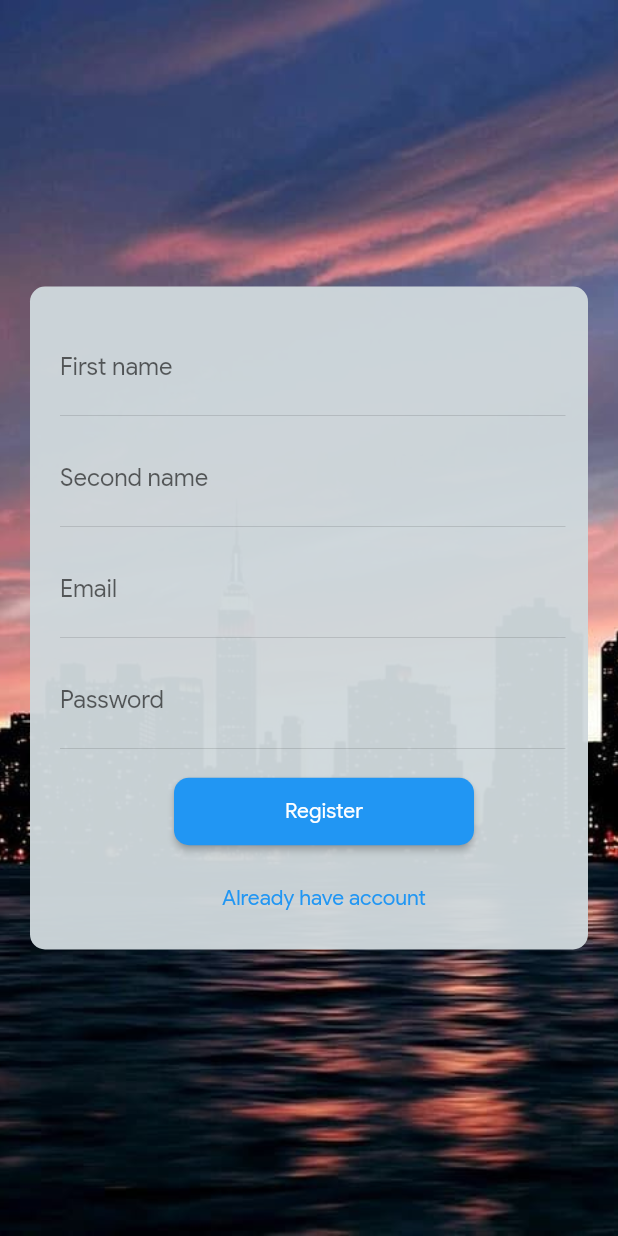
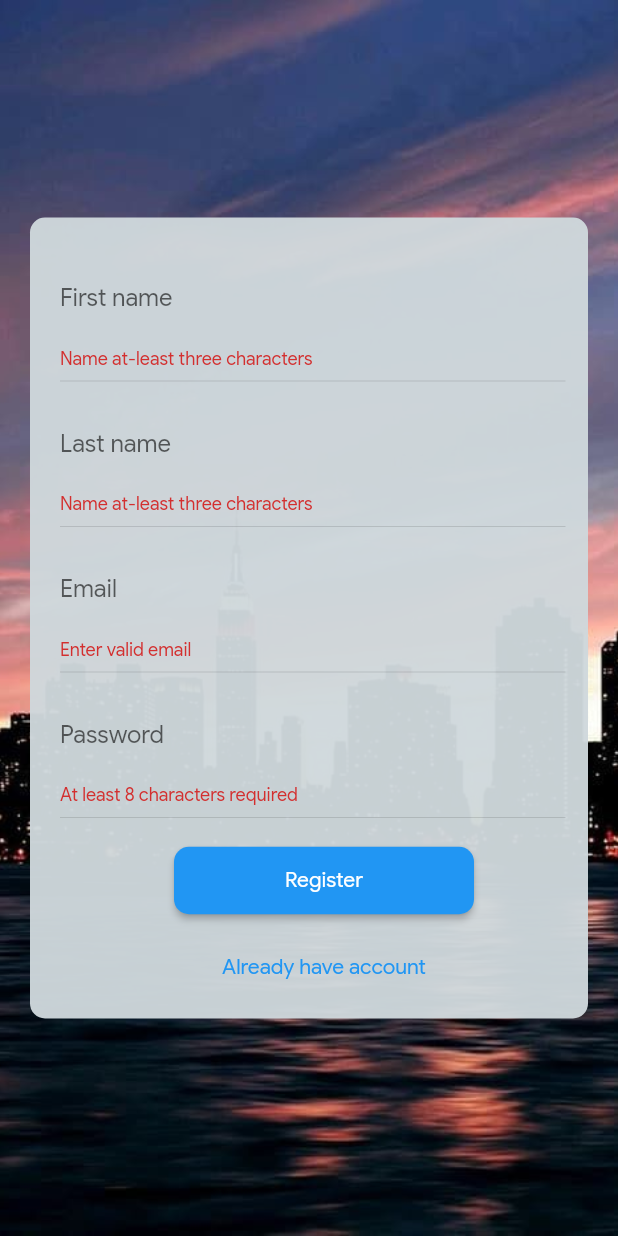
Before and after one commit to nerocil/flutter-realestate-app, a Flutter app: the RegisterPage screen opened directly, after a tap on "Register", on a phone screen of 412 x 824 dp. Run offline on Flutter 3.47's test engine with Material 2 defaults, Android fonts, the phone set to English and light mode, and no system bars; our stand-ins replace dio, flutter_svg, get, shared_preferences, timeago; accounts and stored records are empty.

Commit message:
user sigup test validataion complete

```diff
--- /dev/null
+++ b/lib/common/appHelper.dart
@@ -0,0 +1,60 @@
+import 'dart:convert';
+
+import 'package:flutter/cupertino.dart';
+import 'package:flutter/material.dart';
+import 'package:flutter_real_estate/models/user_response.dart';
+import 'package:intl/intl.dart';
+import 'package:shared_preferences/shared_preferences.dart';
+import 'package:timeago/timeago.dart' as timeago;
+
+
+class AppHelper {
+  static const String _TOKEN = 'token';
+  static const String _USER = 'user';
+  static final scrollController = ScrollController();
+
+
+
+  static bool isUrl({@required String url}) {
+    return RegExp(
+        r"^[-a-zA-Z0-9@:%._\+~#=]{1,256}\.[a-zA-Z0-9()]{1,6}\b([-a-zA-Z0-9()@:%_\+.~#?&//=]*)")
+        .hasMatch(url);
+  }
+
+
+  static priceFormat({@required double price}) {
+    final moneyFormatter = new NumberFormat("#,##0", "en_US");
+    return moneyFormatter.format(price);
+  }
+
+  static String timeAgo({@required String time}){
+    return timeago.format(DateTime.parse(time),
+        locale: 'en', allowFromNow: true);
+  }
+
+  static setToken({@required String token}) async {
+    SharedPreferences localStorage = await SharedPreferences.getInstance();
+    localStorage.setString(_TOKEN, token);
+  }
+
+  static setUser({@required User user}) async {
+    SharedPreferences localStorage = await SharedPreferences.getInstance();
+    localStorage.setString(_USER, jsonEncode(user));
+  }
+
+  static getToken() async {
+    SharedPreferences localStorage = await SharedPreferences.getInstance();
+    return localStorage.get(_TOKEN);
+  }
+
+  static getUser() async {
+    SharedPreferences localStorage = await SharedPreferences.getInstance();
+    return localStorage.get(_USER);
+  }
+
+  static removeLocalData() async {
+    SharedPreferences localStorage = await SharedPreferences.getInstance();
+    localStorage.remove(_TOKEN);
+    localStorage.remove(_USER);
+  }
+}
--- /dev/null
+++ b/lib/controllers/user_controller.dart
@@ -0,0 +1,20 @@
+import 'package:flutter/foundation.dart';
+import 'package:flutter_real_estate/models/user_response.dart';
+import 'package:get/get.dart';
+
+class UserController extends GetxController{
+  final userResponse = UserResponse().obs;
+  final userToken = User().token.obs;
+
+  updateUser({@required User user}){
+    userResponse.update((value){
+      value.user = user;
+    });
+  }
+
+  updateUserToken({@required String token}){
+    userToken.update((value){
+      userToken.value = token;
+    });
+  }
+}
--- a/lib/main.dart
+++ b/lib/main.dart
@@ -1,4 +1,9 @@
+import 'dart:convert';
+
 import 'package:flutter/material.dart';
+import 'package:flutter_real_estate/common/appHelper.dart';
+import 'package:flutter_real_estate/controllers/user_controller.dart';
+import 'package:flutter_real_estate/models/user_response.dart';
 import 'package:flutter_real_estate/pages/home/land_page.dart';
 import 'package:get/get.dart';
 
@@ -6,8 +11,32 @@ void main() {
   runApp(MyApp());
 }
 
-class MyApp extends StatelessWidget {
-  // This widget is the root of your application.
+class MyApp extends StatefulWidget {
+  @override
+  _MyAppState createState() => _MyAppState();
+}
+
+class _MyAppState extends State<MyApp> {
+  final UserController userController = Get.put(UserController());
+
+  @override
+  void initState() {
+    WidgetsBinding.instance.addPostFrameCallback((timeStamp) async {
+      String jsonUser = await AppHelper.getUser();
+      String token = await AppHelper.getToken();
+
+      if (token != null) {
+        Get.find<UserController>().updateUser(user: User.fromJson(jsonDecode(jsonUser)));
+        Get.find<UserController>().updateUserToken(token: token);
+
+
+        print(Get.find<UserController>().userToken);
+        print(Get.find<UserController>().userResponse.value.user.email);
+      }
+    });
+    super.initState();
+  }
+
   @override
   Widget build(BuildContext context) {
     return GetMaterialApp(
--- a/lib/models/user_response.dart
+++ b/lib/models/user_response.dart
@@ -35,6 +35,8 @@ class User {
   String businessEmail;
   String image;
   String email;
+  String password;
+  String passwordConfirmation;
   String emailVerifiedAt;
   Favorites favorites;
   int status;
@@ -56,6 +58,8 @@ class User {
         this.businessEmail,
         this.image,
         this.email,
+        this.password,
+        this.passwordConfirmation,
         this.emailVerifiedAt,
         this.favorites,
         this.status,
@@ -79,6 +83,8 @@ class User {
     businessEmail = json['business_email'];
     image = json['image'];
     email = json['email'];
+    password = json['password'];
+    passwordConfirmation = json['password_confirmation'];
     emailVerifiedAt = json['email_verified_at'];
     favorites = json['favorites'] != null
         ? new Favorites.fromJson(json['favorites'])
@@ -101,6 +107,8 @@ class User {
     data['name'] = this.name;
     data['first_name'] = this.firstName;
     data['last_name'] = this.lastName;
+    data['password'] = this.password;
+    data['password_confirmation'] = this.passwordConfirmation;
     if (this.phone != null) {
       data['phone'] = this.phone.toJson();
     }
--- a/lib/pages/auth/pages/register_page.dart
+++ b/lib/pages/auth/pages/register_page.dart
@@ -1,5 +1,8 @@
 import 'package:flutter/material.dart';
 import 'package:flutter/services.dart';
+import 'package:flutter_real_estate/models/user_response.dart';
+import 'package:flutter_real_estate/common/appHelper.dart';
+import 'package:flutter_real_estate/servieces/http_service.dart';
 import 'package:get/get.dart';
 
 class RegisterPage extends StatefulWidget {
@@ -9,10 +12,105 @@ class RegisterPage extends StatefulWidget {
 
 class _RegisterPageState extends State<RegisterPage> {
   final _formKey = GlobalKey<FormState>();
+  final _registerScaffoldKey = GlobalKey<ScaffoldState>();
+  final _firstNameTextFieldController = TextEditingController();
+  final _lastNameTextFieldController = TextEditingController();
+  final _emailTextFieldController = TextEditingController();
+  final _passwordTextFieldController = TextEditingController();
+
+  bool _formAutoValidate = false;
+  bool _isLoading = false;
+
+  @override
+  void dispose() {
+    _firstNameTextFieldController.dispose();
+    _lastNameTextFieldController.dispose();
+    _emailTextFieldController.dispose();
+    _passwordTextFieldController.dispose();
+    super.dispose();
+  }
+
+  _register() async {
+    setState(() {
+      _formAutoValidate = true;
+      _isLoading = true;
+    });
+
+    if (_formKey.currentState.validate()) {
+      final response = await HttpService().userAuth(
+        url: '/user/register',
+        user: User(
+          country: "Tz",
+          //todo make choice for country
+          firstName: _firstNameTextFieldController.text,
+          lastName: _lastNameTextFieldController.text,
+          email: _emailTextFieldController.text,
+          password: _passwordTextFieldController.text,
+          passwordConfirmation: _passwordTextFieldController.text,
+        ),
+      );
+
+      if (response.statusCode == 200) {
+        final requestResponse = UserResponse.fromJson(response.data);
+
+        print(response.data);
+
+        if (requestResponse.error) {
+          setState(() {
+            _isLoading = false;
+          });
+          Get.snackbar(
+            "Oops!",
+            requestResponse.message,
+            snackPosition: SnackPosition.BOTTOM,
+            backgroundColor: Colors.white.withAlpha(250),
+            borderRadius: 10,
+          );
+          return;
+        }
+
+        await AppHelper.setToken(token: requestResponse.user.token);
+        requestResponse.user.token = null;
+        await AppHelper.setUser(user: requestResponse.user);
+
+        //todo use Get.off(<to page>) page to remove this screen from stack
+
+      } else {
+        Get.snackbar(
+          "Oops!",
+          "Something went wrong",
+          snackPosition: SnackPosition.BOTTOM,
+          backgroundColor: Colors.white.withAlpha(250),
+          borderRadius: 10,
+        );
+      }
+    }
+    setState(() {
+      _isLoading = false;
+    });
+  }
+
+  var inputDecoration = InputDecoration(
+    contentPadding: EdgeInsets.symmetric(horizontal: 0, vertical: 0),
+    alignLabelWithHint: true,
+    errorBorder: OutlineInputBorder(
+      borderSide: BorderSide(color: Colors.transparent, width: 1),
+    ),
+    focusedErrorBorder: OutlineInputBorder(
+      borderSide: BorderSide(color: Colors.transparent, width: 1),
+    ),
+    enabledBorder: OutlineInputBorder(
+      borderSide: BorderSide(color: Colors.transparent, width: 1),
+    ),
+    focusedBorder: OutlineInputBorder(
+      borderSide: BorderSide(color: Colors.transparent, width: 1),
+    ),
+  );
 
   @override
   Widget build(BuildContext context) {
     return Scaffold(
+      key: _registerScaffoldKey,
       body: Stack(
         children: [
           Container(
@@ -28,15 +126,18 @@ class _RegisterPageState extends State<RegisterPage> {
               child: Container(
                 margin: EdgeInsets.symmetric(horizontal: 20, vertical: 10),
                 padding: EdgeInsets.only(top: 10, left: 20, bottom: 10, right: 0),
-                decoration: BoxDecoration(borderRadius: BorderRadius.circular(10), color: Colors.blueGrey[100].withAlpha(245)),
+                decoration:
+                    BoxDecoration(borderRadius: BorderRadius.circular(10), color: Colors.blueGrey[100].withAlpha(245)),
                 child: Form(
                   key: _formKey,
+                  autovalidate: _formAutoValidate,
                   child: Column(
                     mainAxisAlignment: MainAxisAlignment.center,
                     children: [
                       SizedBox(height: 20),
                       TextFormField(
                         autofocus: false,
+                        controller: _firstNameTextFieldController,
                         textCapitalization: TextCapitalization.sentences,
                         textInputAction: TextInputAction.next,
                         onFieldSubmitted: (_) => FocusScope.of(context).nextFocus(),
@@ -44,23 +145,17 @@ class _RegisterPageState extends State<RegisterPage> {
                           FilteringTextInputFormatter.deny(RegExp(r"\s")),
                           FilteringTextInputFormatter.allow(RegExp(r"[a-zA-Z]"))
                         ],
-                        decoration: InputDecoration(
-                          hintText: "Enter your first name",
-                          labelText: "First name",
-                          contentPadding: EdgeInsets.symmetric(horizontal: 0, vertical: 0),
-                          alignLabelWithHint: true,
-                          enabledBorder: OutlineInputBorder(
-                            borderSide: BorderSide(color: Colors.transparent, width: 1),
-                          ),
-                          focusedBorder: OutlineInputBorder(
-                            borderSide: BorderSide(color: Colors.transparent, width: 1),
-                          ),
-                        ),
+                        validator: (value) {
+                          return value.trim().length < 3 ? 'Name at-least three characters' : null;
+                        },
+                        decoration:
+                            inputDecoration.copyWith(hintText: 'Enter your first name', labelText: 'First name'),
                       ),
                       Divider(endIndent: 15),
                       SizedBox(height: 10),
                       TextFormField(
                         autofocus: false,
+                        controller: _lastNameTextFieldController,
                         textCapitalization: TextCapitalization.sentences,
                         textInputAction: TextInputAction.next,
                         onFieldSubmitted: (_) => FocusScope.of(context).nextFocus(),
@@ -68,60 +163,39 @@ class _RegisterPageState extends State<RegisterPage> {
                           FilteringTextInputFormatter.deny(RegExp(r"\s")),
                           FilteringTextInputFormatter.allow(RegExp(r"[a-zA-Z]"))
                         ],
-                        decoration: InputDecoration(
-                          hintText: "Enter your second name",
-                          labelText: "Second name",
-                          contentPadding: EdgeInsets.symmetric(horizontal: 0, vertical: 0),
-                          alignLabelWithHint: true,
-                          enabledBorder: OutlineInputBorder(
-                            borderSide: BorderSide(color: Colors.transparent, width: 1),
-                          ),
-                          focusedBorder: OutlineInputBorder(
-                            borderSide: BorderSide(color: Colors.transparent, width: 1),
-                          ),
-                        ),
+                        validator: (value) {
+                          return value.trim().length < 3 ? 'Name at-least three characters' : null;
+                        },
+                        decoration: inputDecoration.copyWith(hintText: 'Enter your last name', labelText: 'Last name'),
                       ),
                       Divider(endIndent: 15),
                       SizedBox(height: 10),
                       TextFormField(
                         autofocus: false,
+                        controller: _emailTextFieldController,
                         textInputAction: TextInputAction.next,
                         onFieldSubmitted: (_) => FocusScope.of(context).nextFocus(),
                         keyboardType: TextInputType.emailAddress,
-                        decoration: InputDecoration(
-                          hintText: "Enter your email address",
-                          labelText: "Email",
-                          contentPadding: EdgeInsets.symmetric(horizontal: 0, vertical: 0),
-                          alignLabelWithHint: true,
-                          enabledBorder: OutlineInputBorder(
-                            borderSide: BorderSide(color: Colors.transparent, width: 1),
-                          ),
-                          focusedBorder: OutlineInputBorder(
-                            borderSide: BorderSide(color: Colors.transparent, width: 1),
-                          ),
-                        ),
+                        inputFormatters: [FilteringTextInputFormatter.deny(RegExp(r"\s"))],
+                        validator: (String value) {
+                          return !GetUtils.isEmail(value) ? "Enter valid email" : null;
+                        },
+                        decoration: inputDecoration.copyWith(hintText: 'Enter your email address', labelText: 'Email'),
                       ),
                       Divider(endIndent: 15),
                       SizedBox(height: 10),
                       TextFormField(
+                        controller: _passwordTextFieldController,
                         obscureText: true,
                         keyboardType: TextInputType.visiblePassword,
                         autofocus: false,
                         textCapitalization: TextCapitalization.sentences,
                         textInputAction: TextInputAction.done,
                         onFieldSubmitted: (_) => FocusScope.of(context).unfocus(),
-                        decoration: InputDecoration(
-                          hintText: "Enter password",
-                          labelText: "Password",
-                          contentPadding: EdgeInsets.symmetric(horizontal: 0, vertical: 0),
-                          alignLabelWithHint: true,
-                          enabledBorder: OutlineInputBorder(
-                            borderSide: BorderSide(color: Colors.transparent, width: 1),
-                          ),
-                          focusedBorder: OutlineInputBorder(
-                            borderSide: BorderSide(color: Colors.transparent, width: 1),
-                          ),
-                        ),
+                        validator: (String value) {
+                          return value.length < 8 ? "At least 8 characters required" : null;
+                        },
+                        decoration: inputDecoration.copyWith(hintText: 'Enter Password', labelText: 'Password'),
                       ),
                       Divider(endIndent: 15),
                       SizedBox(height: 10),
@@ -130,23 +204,28 @@ class _RegisterPageState extends State<RegisterPage> {
                         minWidth: 200,
                         height: 45,
                         child: RaisedButton(
-                          onPressed: () {},
                           child: Text(
-                            "Register",
+                            _isLoading ? "Loading..." : "Register",
                             style: TextStyle(color: Colors.white),
                           ),
                           color: Colors.blue,
+                          onPressed: _isLoading
+                              ? null
+                              : () {
+                                  _register();
+                                },
                         ),
                       ),
                       SizedBox(height: 10),
                       ButtonTheme(
                         shape: RoundedRectangleBorder(borderRadius: BorderRadius.circular(10)),
                         child: FlatButton(
-                            onPressed: () {},
-                            child: Text(
-                              "Already have account",
-                              style: TextStyle(color: Colors.blue),
-                            )),
+                          child: Text(
+                            "Already have account",
+                            style: TextStyle(color: Colors.blue),
+                          ),
+                          onPressed: () {},
+                        ),
                       ),
                     ],
                   ),
--- a/lib/pages/home/components/compnent_card.dart
+++ b/lib/pages/home/components/compnent_card.dart
@@ -1,5 +1,5 @@
 import 'package:flutter/material.dart';
-import 'package:flutter_real_estate/common/app_helper.dart';
+import 'package:flutter_real_estate/common/appHelper.dart';
 import 'package:flutter_real_estate/pages/home/models/home_model.dart';
 import 'package:flutter_svg/svg.dart';
 import 'package:get/get.dart';
--- a/lib/pages/search/pages/search_page.dart
+++ b/lib/pages/search/pages/search_page.dart
@@ -1,7 +1,7 @@
 import 'package:flutter/cupertino.dart';
 import 'package:flutter/material.dart';
+import 'package:flutter_real_estate/common/appHelper.dart';
 import 'package:flutter_real_estate/common/app_button.dart';
-import 'package:flutter_real_estate/common/app_helper.dart';
 import 'package:flutter_real_estate/pages/search/components/component_bathroom.dart';
 import 'package:flutter_real_estate/pages/search/components/component_bedroom.dart';
 import 'package:flutter_real_estate/pages/search/components/component_esteta_type.dart';
--- /dev/null
+++ b/lib/servieces/http_service.dart
@@ -0,0 +1,58 @@
+import 'package:dio/dio.dart';
+import 'package:flutter/foundation.dart';
+import 'package:flutter_real_estate/models/user_response.dart';
+
+/*
+this class is for http request. all request are use Dio package
+*/
+
+class HttpService{
+  ///live server
+  // static final String baseUrl = "",
+  //     imageUrl = "";
+
+  /*
+  Local server dev test
+  you may need to change the IP address according to yours.
+  medias are stored in public folder in server so imageUrl is defined
+  */
+ static final String baseUrl = "http://192.168.43.62/api/v1",
+     imageUrl = "http://192.168.43.62";
+
+
+ /*
+ variable string token is used for assigned token for request when need
+ some of request url are public without auth needed
+ */
+  String token;
+
+
+  BaseOptions dioOption() {
+    BaseOptions options = new BaseOptions(
+      baseUrl: baseUrl,
+      receiveDataWhenStatusError: true,
+      connectTimeout: 10000,
+      receiveTimeout: 10000,
+      followRedirects: false,
+      validateStatus: (status) {
+        return status < 500;
+      },
+      headers: {
+        Headers.acceptHeader: Headers.jsonContentType,
+        Headers.contentTypeHeader: Headers.jsonContentType,
+        "Authorization": "Bearer $token",
+        "version": "1.0.0" // todo in future we may need this for check app version for notify user if app update needed
+      },
+    );
+    return options;
+  }
+
+  /*
+   this function in both used for register and login accept url string and user model
+   */
+
+  Future<Response> userAuth({@required String url, @required User user}) async {
+    Dio dio = Dio(dioOption());
+    return await dio.post(url, data: user.toJson());
+  }
+}
--- a/pubspec.yaml
+++ b/pubspec.yaml
@@ -31,7 +31,9 @@ dependencies:
   get: ^3.8.0
   flutter_svg: ^0.18.0
   intl: ^0.16.0
+  timeago: ^2.0.22
   shared_preferences: ^0.5.12+2
+  workmanager: ^0.2.0
   dio: ^3.0.10
 
 dev_dependencies:
```
Also changed, not shown: lib/common/app_helper.dart (deleted, +0 -10 lines), pubspec.lock. Lines whose indentation alone changed are shown as unchanged.
